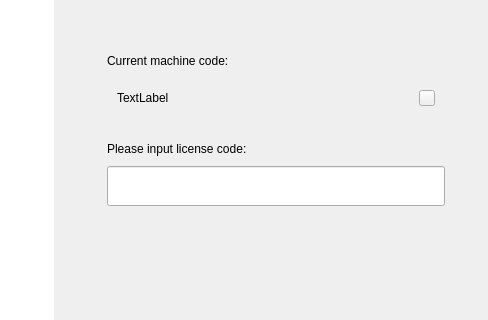
Qt form src/license/active-guide-widget.ui (openeuler-mirror/kiran-control-panel) before a commit; both pictures show x 167 to 655 and y 0 to 320 of the 655 by 500 pixel window.
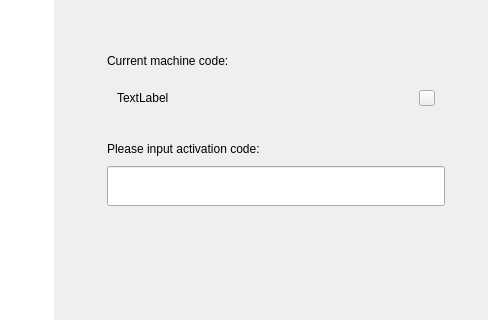
The same form after that commit. The open tabs and pages were chosen to show the change. Icons and pictures are not drawn.

Commit message:
fix(*):change the license to activation
- 将授权修改为激活

Related #41261

```diff
--- a/src/license/active-guide-widget.ui
+++ b/src/license/active-guide-widget.ui
@@ -416,7 +416,7 @@
             <item>
              <widget class="QLabel" name="label_input_lc">
               <property name="text">
-               <string>Please input license code:</string>
+               <string>Please input activation code:</string>
               </property>
              </widget>
             </item>
```
Left out of the diff: 4 changed lines with no effect on the pictures. The commit also changes 7 other files.
